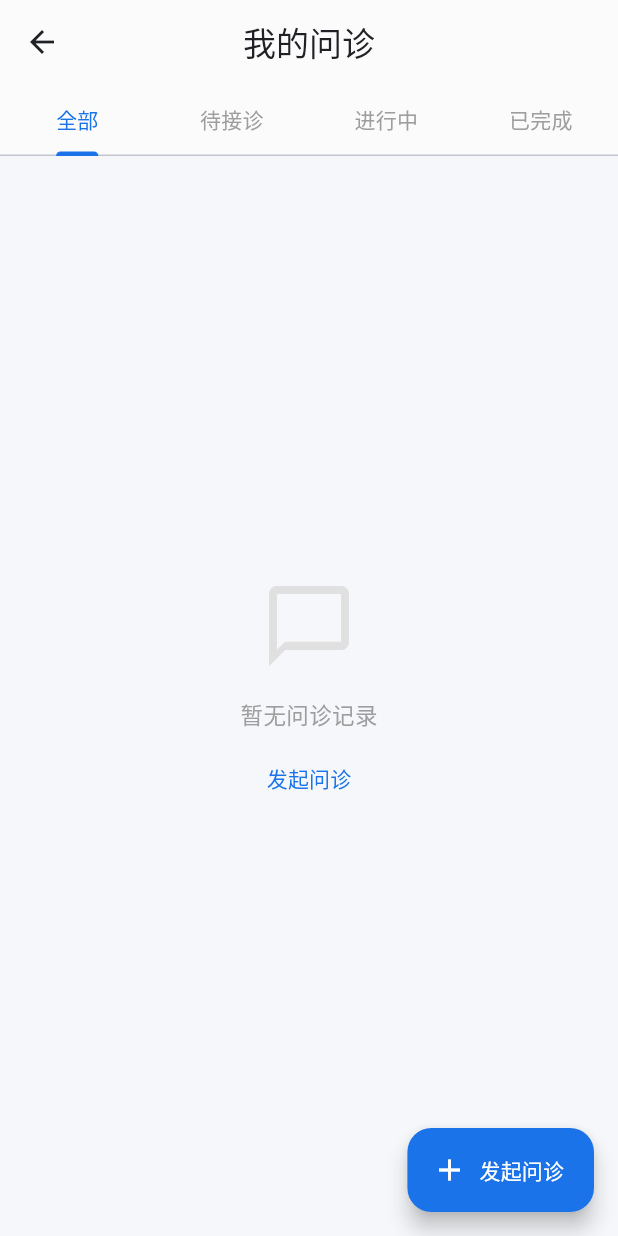
After one commit to andy521sun/yixiaoban, a Flutter app: the MyConsultationsPage screen opened by its route, on a phone screen of 412 x 824 dp. The commit adds this screen. Run offline on Flutter 3.47's test engine with Material 3 defaults, Android fonts, the phone set to English and light mode, and no system bars; our stand-ins replace flutter_screenutil, get, go_router, hive, hive_flutter, image_picker and 2 more; missing offline and left inert: patient_app, record; accounts and stored records are empty; network calls fail.

Commit message:
feat: 患者端新增'我的问诊'列表页面
- 新增 MyConsultationsPage — TabBar（全部/待接诊/进行中/已完成）
- 每个问诊卡片显示：医生头像+名称+类型+时间+状态标签
- 点击进入问诊聊天室
- 底部FAB快捷发起新问诊
- 下拉刷新
- 路由 /consultation/my-list
- 个人中心菜单增加'我的问诊'入口
- 构建并部署三端到线上

```diff
--- a/mobile/patient_app/lib/main.dart
+++ b/mobile/patient_app/lib/main.dart
@@ -17,6 +17,7 @@ import 'ui/pages/consultation/doctor_select_page.dart';
 import 'ui/pages/consultation/consultation_confirm_page.dart';
 import 'ui/pages/consultation/consultation_chat_page.dart';
 import 'ui/pages/consultation/prescription_view_page.dart';
+import 'ui/pages/consultation/my_consultations_page.dart';
 
 void main() {
   runApp(const MyApp());
@@ -119,6 +120,8 @@ class MyApp extends StatelessWidget {
       case '/consultation/prescription':
         final args = settings.arguments as Map<String, dynamic>;
         return MaterialPageRoute(builder: (_) => const PrescriptionViewPage());
+      case '/consultation/my-list':
+        return MaterialPageRoute(builder: (_) => const MyConsultationsPage());
       default:
         return MaterialPageRoute(builder: (_) => const MainScaffold());
     }
--- /dev/null
+++ b/mobile/patient_app/lib/ui/pages/consultation/my_consultations_page.dart
@@ -0,0 +1,236 @@
+import 'package:flutter/material.dart';
+import 'package:provider/provider.dart';
+import '../../../main.dart';
+
+
+/// 我的问诊列表 — 患者查看所有在线问诊记录
+class MyConsultationsPage extends StatefulWidget {
+  const MyConsultationsPage({super.key});
+
+  @override
+  State<MyConsultationsPage> createState() => _MyConsultationsPageState();
+}
+
+class _MyConsultationsPageState extends State<MyConsultationsPage>
+    with SingleTickerProviderStateMixin {
+  late TabController _tabController;
+  final Map<String, List<Map<String, dynamic>>> _data = {
+    'all': [],
+    'pending': [],
+    'active': [],
+    'completed': [],
+  };
+  bool _loading = true;
+
+  @override
+  void initState() {
+    super.initState();
+    _tabController = TabController(length: 4, vsync: this);
+    _loadData();
+  }
+
+  @override
+  void dispose() {
+    _tabController.dispose();
+    super.dispose();
+  }
+
+  Future<void> _loadData() async {
+    setState(() => _loading = true);
+    final appState = context.read<AppState>();
+    final all = await appState.api.getConsultations();
+    if (!mounted) return;
+
+    setState(() {
+      _data['all'] = all.cast<Map<String, dynamic>>();
+      _data['pending'] = all.where((c) => c['status'] == 'pending').toList().cast<Map<String, dynamic>>();
+      _data['active'] = all
+          .where((c) => c['status'] == 'active' || c['status'] == 'in_progress')
+          .toList()
+          .cast<Map<String, dynamic>>();
+      _data['completed'] = all
+          .where((c) => c['status'] == 'completed' || c['status'] == 'rated')
+          .toList()
+          .cast<Map<String, dynamic>>();
+      _loading = false;
+    });
+  }
+
+  @override
+  Widget build(BuildContext context) {
+    return Scaffold(
+      appBar: AppBar(
+        title: const Text('我的问诊'),
+        bottom: TabBar(
+          controller: _tabController,
+          isScrollable: false,
+          labelColor: const Color(0xFF1A73E8),
+          unselectedLabelColor: Colors.grey,
+          indicatorColor: const Color(0xFF1A73E8),
+          tabs: const [
+            Tab(text: '全部'),
+            Tab(text: '待接诊'),
+            Tab(text: '进行中'),
+            Tab(text: '已完成'),
+          ],
+        ),
+      ),
+      body: _loading
+          ? const Center(child: CircularProgressIndicator())
+          : TabBarView(
+              controller: _tabController,
+              children: [
+                _buildList('all'),
+                _buildList('pending'),
+                _buildList('active'),
+                _buildList('completed'),
+              ],
+            ),
+      floatingActionButton: FloatingActionButton.extended(
+        onPressed: () => Navigator.pushNamed(context, '/consultation/type-select'),
+        icon: const Icon(Icons.add),
+        label: const Text('发起问诊'),
+        backgroundColor: const Color(0xFF1A73E8),
+        foregroundColor: Colors.white,
+      ),
+    );
+  }
+
+  Widget _buildList(String key) {
+    final items = _data[key] ?? [];
+    if (items.isEmpty) {
+      return Center(
+        child: Column(
+          mainAxisAlignment: MainAxisAlignment.center,
+          children: [
+            Icon(Icons.chat_bubble_outline, size: 64, color: Colors.grey[300]),
+            const SizedBox(height: 16),
+            Text('暂无${_emptyLabel(key)}', style: TextStyle(color: Colors.grey[500], fontSize: 15)),
+            const SizedBox(height: 8),
+            TextButton(
+              onPressed: () => Navigator.pushNamed(context, '/consultation/type-select'),
+              child: const Text('发起问诊'),
+            ),
+          ],
+        ),
+      );
+    }
+    return RefreshIndicator(
+      onRefresh: _loadData,
+      child: ListView.builder(
+        padding: const EdgeInsets.all(12),
+        itemCount: items.length,
+        itemBuilder: (_, i) => _buildCard(items[i]),
+      ),
+    );
+  }
+
+  Widget _buildCard(Map<String, dynamic> item) {
+    final status = item['status'] as String? ?? '';
+    final type = item['type'] as String? ?? 'text';
+    final typeLabel = {'text': '图文', 'phone': '电话', 'video': '视频'}[type] ?? type;
+    final doctorName = item['doctor_name'] as String? ?? '待分配医生';
+    final complaint = item['main_complaint'] as String? ?? '';
+    final createdAt = item['created_at'] as String? ?? '';
+    final date = createdAt.length >= 16 ? createdAt.substring(0, 16) : createdAt;
+
+    return Card(
+      margin: const EdgeInsets.only(bottom: 12),
+      child: InkWell(
+        borderRadius: BorderRadius.circular(12),
+        onTap: () {
+          Navigator.pushNamed(context, '/consultation/chat',
+            arguments: {'consultation_id': item['id']?.toString() ?? ''},
+          );
+        },
+        child: Padding(
+          padding: const EdgeInsets.all(16),
+          child: Column(
+            crossAxisAlignment: CrossAxisAlignment.start,
+            children: [
+              Row(
+                children: [
+                  CircleAvatar(
+                    radius: 18,
+                    backgroundColor: const Color(0xFFE8F0FE),
+                    child: Text(doctorName.isNotEmpty ? doctorName[0] : '?',
+                      style: const TextStyle(color: Color(0xFF1A73E8), fontSize: 14, fontWeight: FontWeight.bold),
+                    ),
+                  ),
+                  const SizedBox(width: 12),
+                  Expanded(
+                    child: Column(
+                      crossAxisAlignment: CrossAxisAlignment.start,
+                      children: [
+                        Text(doctorName,
+                          style: const TextStyle(fontWeight: FontWeight.w600, fontSize: 15),
+                        ),
+                        Text('$typeLabel咨询 · $date',
+                          style: TextStyle(color: Colors.grey[500], fontSize: 12),
+                        ),
+                      ],
+                    ),
+                  ),
+                  _statusChip(status),
+                ],
+              ),
+              if (complaint.isNotEmpty) ...[
+                const SizedBox(height: 10),
+                Text(complaint,
+                  style: TextStyle(color: Colors.grey[700], fontSize: 13),
+                  maxLines: 2,
+                  overflow: TextOverflow.ellipsis,
+                ),
+              ],
+            ],
+          ),
+        ),
+      ),
+    );
+  }
+
+  Widget _statusChip(String status) {
+    Color color;
+    String label;
+    switch (status) {
+      case 'pending':
+        color = const Color(0xFFE6A23C);
+        label = '待接诊';
+        break;
+      case 'active':
+      case 'in_progress':
+        color = const Color(0xFF34A853);
+        label = '进行中';
+        break;
+      case 'completed':
+      case 'rated':
+        color = Colors.grey;
+        label = '已完成';
+        break;
+      case 'cancelled':
+        color = const Color(0xFFDB4437);
+        label = '已取消';
+        break;
+      default:
+        color = Colors.grey;
+        label = status;
+    }
+    return Container(
+      padding: const EdgeInsets.symmetric(horizontal: 8, vertical: 3),
+      decoration: BoxDecoration(
+        color: color.withValues(alpha: 0.1),
+        borderRadius: BorderRadius.circular(10),
+      ),
+      child: Text(label, style: TextStyle(color: color, fontSize: 11, fontWeight: FontWeight.w500)),
+    );
+  }
+
+  String _emptyLabel(String key) {
+    switch (key) {
+      case 'pending': return '待接诊的问诊';
+      case 'active': return '进行中的问诊';
+      case 'completed': return '已完成的问诊';
+      default: return '问诊记录';
+    }
+  }
+}
--- a/mobile/patient_app/lib/ui/pages/profile/profile_page.dart
+++ b/mobile/patient_app/lib/ui/pages/profile/profile_page.dart
@@ -89,6 +89,8 @@ class _ProfilePageState extends State<ProfilePage> {
                 Card(
                   child: Column(
                     children: [
+                      _menuItem(Icons.chat, '我的问诊', '/consultation/my-list'),
+                      const Divider(height: 1, indent: 56),
                       _menuItem(Icons.receipt_long, '我的订单', '/order/list'),
                       const Divider(height: 1, indent: 56),
                       _menuItem(Icons.favorite_border, '常用陪诊师', null),
```
